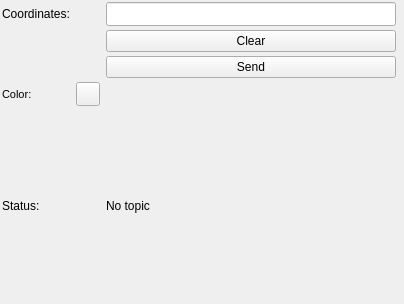
Before: the Qt Designer form mapviz_plugins/ui/send_gps_goal_config.ui in RobotnikAutomation/mapviz, drawn with Qt 5.
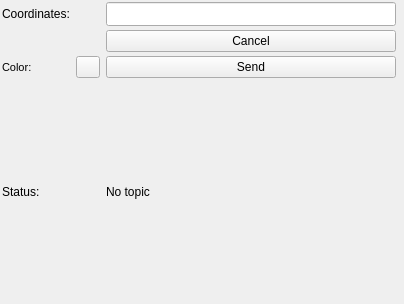
After: the same form once the commit is applied. Custom widgets are drawn as their Qt base class.

Commit message: Creating cancel and send goal plugin

The edit to the form file:
```diff
--- a/mapviz_plugins/ui/send_gps_goal_config.ui
+++ b/mapviz_plugins/ui/send_gps_goal_config.ui
@@ -35,7 +35,7 @@
    <item row="1" column="2">
     <widget class="QPushButton" name="clear">
      <property name="text">
-      <string>Clear</string>
+      <string>Cancel</string>
      </property>
     </widget>
    </item>
@@ -46,7 +46,7 @@
      </property>
     </widget>
    </item>
-   <item row="3" column="0">
+   <item row="2" column="0">
     <widget class="QLabel" name="label_3">
      <property name="font">
       <font>
@@ -58,7 +58,7 @@
      </property>
     </widget>
    </item>
-   <item row="3" column="1">
+   <item row="2" column="1">
     <widget class="mapviz::ColorButton" name="goal_color">
      <property name="maximumSize">
       <size>
@@ -71,7 +71,7 @@
      </property>
     </widget>
    </item>
-   <item row="4" column="0">
+   <item row="3" column="0">
     <widget class="QLabel" name="label_2">
      <property name="font">
       <font/>
@@ -81,7 +81,7 @@
      </property>
     </widget>
    </item>
-   <item row="4" column="2" colspan="2">
+   <item row="3" column="2" colspan="2">
     <widget class="QLabel" name="status">
      <property name="font">
       <font/>
```
Left out of the diff: 2 changed lines with no effect on the pictures. The commit also changes 4 other files.
